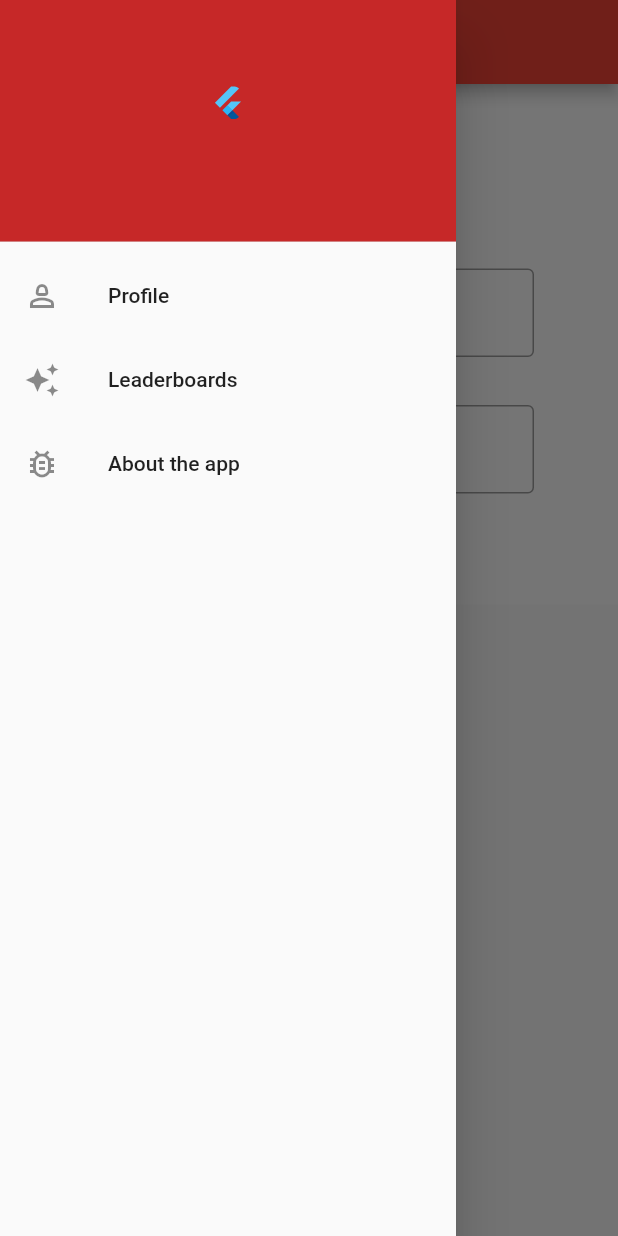
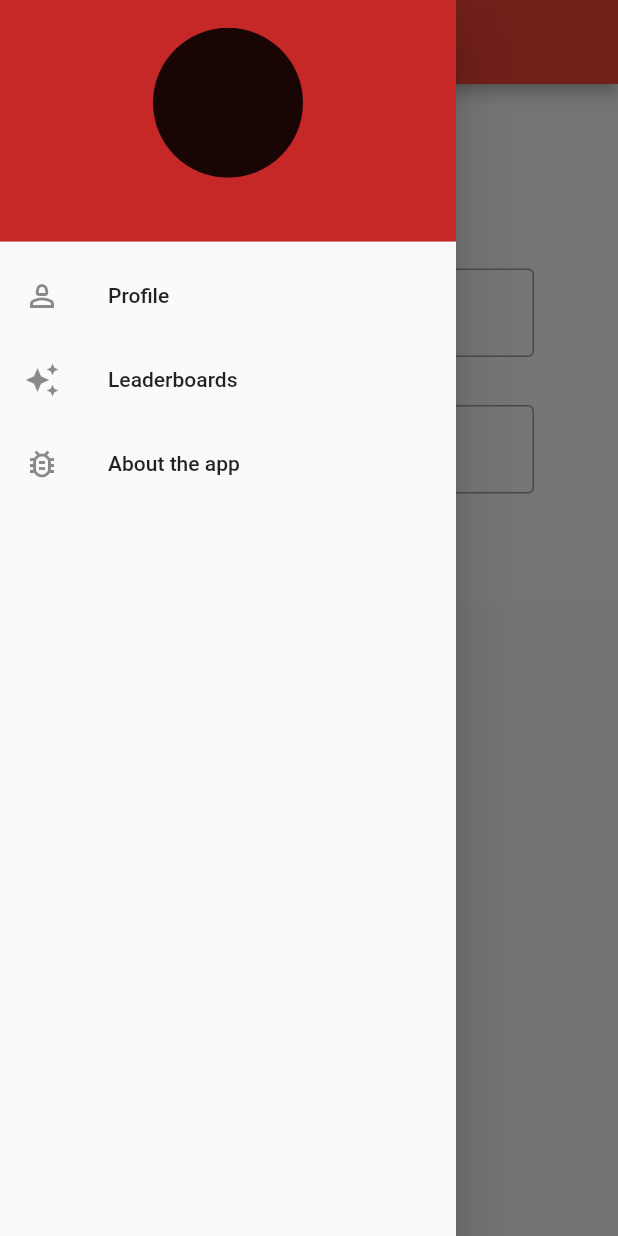
Before and after one commit to Rafael-main/RVM, a Flutter app: the Profile screen opened by its route, with the side drawer open, on a phone screen of 412 x 824 dp. Run offline on Flutter 3.47's test engine with Material 2 defaults, Android fonts, the phone set to English and light mode, and no system bars; our stand-ins replace cloud_firestore, firebase_auth, firebase_core, font_awesome_flutter, google_sign_in; accounts and stored records are empty; generated files the repository leaves out were written again; network calls fail.

Commit message:
added app icon

```diff
--- a/lib/screens/auth/main_auth.dart
+++ b/lib/screens/auth/main_auth.dart
@@ -20,11 +20,10 @@ class _SignInPageState extends State<SignInPage> {
         child: Column(
           mainAxisAlignment: MainAxisAlignment.center,
           children: [
-            Container(
+            SizedBox(
               height: 120,
               width:  100,
-              color: Colors.black,
-              child: FlutterLogo()
+              child: Image.asset('assets/img/RVM Logo White BG.png')
             ),
             // Image.asset(
             //   'assets/logo.png',
--- a/lib/screens/profile/main_profile.dart
+++ b/lib/screens/profile/main_profile.dart
@@ -3,7 +3,6 @@ import 'package:abc/utils/index.dart';
 import 'package:cloud_firestore/cloud_firestore.dart';
 
 import 'package:firebase_auth/firebase_auth.dart';
-import 'package:provider/provider.dart';
 class Profile extends StatefulWidget {
   const Profile({super.key});
 
@@ -25,7 +24,6 @@ class _ProfileState extends State<Profile> {
 
   @override
   Widget build(BuildContext context) {
-    var userProv = context.watch<UserProvider>().currUser;
     final currUser = FirebaseAuth.instance.currentUser!;
     return Scaffold(
       appBar: AppBar(
@@ -39,13 +37,6 @@ class _ProfileState extends State<Profile> {
               decoration: BoxDecoration(
                 color: Colors.red[800],
               ),
-              // // child: Center(child: Text('Drawer Header')),
-              // child: Center(
-              //   // child: Text('Drawer Header')
-              //   child: CircleAvatar(
-              //     child: FlutterLogo(),
-              //   ),
-              // ),
               child: Column(
                 mainAxisAlignment: MainAxisAlignment.center,
                 children: [
@@ -53,12 +44,15 @@ class _ProfileState extends State<Profile> {
                     onTap: () {},
                     child: ClipRRect(
                       borderRadius: BorderRadius.circular(60),
-                      // child: FlutterLogo(),
                       child: currUser.photoURL != null ?  CircleAvatar(
                         backgroundImage: NetworkImage(
                           currUser.photoURL ?? ''
                         ),
-                      ) : FlutterLogo()
+                      ) : Container(
+                        height: 100,
+                        width: 100,
+                        color: Colors.black87,
+                      )
                     ),
                   ),
                   Text(currUser.displayName!),
@@ -70,18 +64,7 @@ class _ProfileState extends State<Profile> {
               leading: const Icon(Icons.person_2_outlined),
               title: const Text('Profile'),
               onTap: () {
-                // Update the state of the app
-                // ...
-                // Then close the drawer
                 Navigator.pushNamedAndRemoveUntil(context, '/profile', (_) => false);
-                // Navigator.push(
-                //   context, MaterialPageRoute(
-                //     builder: (context) {
-                //       return const Profile();
-                //     }
-                //   )
-                // );
-                // Navigator.pop(context);
               },
             ),
             ListTile(
@@ -89,14 +72,6 @@ class _ProfileState extends State<Profile> {
               title: const Text('Leaderboards'),
               onTap: () {
                 Navigator.pushNamedAndRemoveUntil(context, '/home', (_) => false);
-                // Navigator.push(
-                //   context, MaterialPageRoute(
-                //     builder: (context) {
-                //       return Home(title: 'RVM',);
-                //     }
-                //   )
-                // );
-
               },
             ),
             ListTile(
@@ -104,16 +79,6 @@ class _ProfileState extends State<Profile> {
               title: const Text('About the app'),
               onTap: () {
                 Navigator.pushNamedAndRemoveUntil(context, '/about', (_) => false);
-                // Navigator.push(
-                //   context, MaterialPageRoute(
-                //     builder: (context) {
-                //       return const About();
-                //     }
-                //   )
-                // );// Update the state of the app
-                // ...
-                // Then close the drawer
-                // Navigator.pop(context);
               },
             ),
           ],
@@ -125,7 +90,7 @@ class _ProfileState extends State<Profile> {
           color: Colors.white,
           child: Column(
             children: [
-              Row(
+              const Row(
                 mainAxisAlignment: MainAxisAlignment.spaceEvenly,
                 children: [
                   Column(
@@ -191,8 +156,8 @@ class _ProfileState extends State<Profile> {
                       onChanged: (bool value) {
                         if (value == true) {
                           Map<String, dynamic> changeToPublic = {"public":value};
-                          // updatePublicRecord(userProv.id, changeToPublic);
-
+                          updatePublicRecord(currUser.uid, changeToPublic);
+                          print('SAVED TO DATABASE');
                         }
                         print(value);
                         // This is called when the user toggles the switch.
--- a/lib/wrapper/main_wrapper.dart
+++ b/lib/wrapper/main_wrapper.dart
@@ -73,7 +73,8 @@ class Wrapper extends StatelessWidget {
             // WidgetsBinding.instance.addPostFrameCallback((_){
             //   fireUserProv.setFireCurrUser = FireUser.fromJson(data);
             // });
-            print(fireUserProv.getFireCurrUser?.uid ?? 'ALKGJWRLKG');
+            print(fireUserData.uid);
+            print(fireUserData.displayName);
             // final db = FirebaseFirestore.instance;
             // final docRef = db.collection("Users").doc(currUser.uid);
             // print(docRef);
```
Also changed, not shown: lib/screens/home/main_home.dart (+21 -3 lines), lib/screens/rfid_screen/rfid_screen.dart (+16 -15 lines), pubspec.yaml (+7 -4 lines), assets/img/RVM Logo White BG.png (added), assets/img/RVM Title Black BG.png (added), pubspec.lock, 28 other files.
